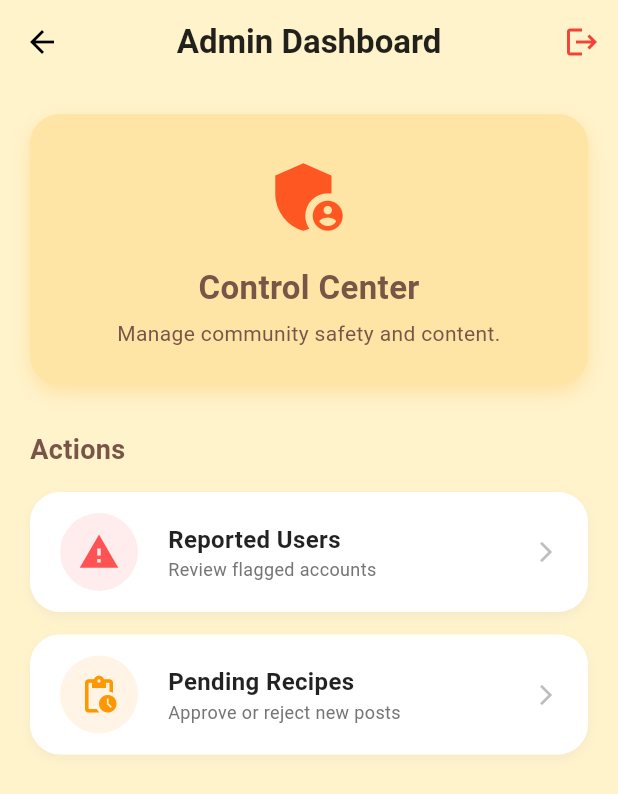
After one commit to yeekee0125-source/fyp_project2, a Flutter app: the AdminDashboard screen opened directly, on a phone screen of 412 x 824 dp. The commit adds this screen. Shown: the top 794 px of the screen. Run offline on Flutter 3.47's test engine with Material 3 defaults, Android fonts, the phone set to English and light mode, and no system bars; our stand-ins replace image_picker, sqflite, supabase_flutter; accounts and stored records are empty.

Commit message:
update version

```diff
--- /dev/null
+++ b/lib/admin_dashboard.dart
@@ -0,0 +1,216 @@
+import 'package:flutter/material.dart';
+import 'database_service.dart';
+import 'login.dart';
+import 'report_users.dart';
+import 'pending_recipes.dart';
+
+class AdminDashboard extends StatelessWidget {
+  const AdminDashboard({super.key});
+
+  @override
+  Widget build(BuildContext context) {
+    return Scaffold(
+      backgroundColor: const Color(0xFFFFF3CC), // Same background as Home
+      appBar: AppBar(
+        backgroundColor: const Color(0xFFFFF3CC),
+        elevation: 0,
+        centerTitle: true,
+        title: const Text(
+          'Admin Dashboard',
+          style: TextStyle(
+            color: Colors.black87,
+            fontWeight: FontWeight.bold,
+          ),
+        ),
+        iconTheme: const IconThemeData(color: Colors.black),
+        actions: [
+          IconButton(
+            icon: const Icon(Icons.logout, color: Colors.red),
+            onPressed: () async {
+              // 1. Log out from Supabase
+              await DatabaseService().logout();
+
+              // 2. Go back to Login Page
+              if (context.mounted) {
+                Navigator.pushAndRemoveUntil(
+                  context,
+                  MaterialPageRoute(builder: (_) => const LoginPage()),
+                      (route) => false,
+                );
+              }
+            },
+          ),
+        ],
+      ),
+      body: SingleChildScrollView(
+        padding: const EdgeInsets.all(20),
+        child: Column(
+          crossAxisAlignment: CrossAxisAlignment.start,
+          children: [
+
+            // 1. Admin Header Card
+            Container(
+              width: double.infinity,
+              padding: const EdgeInsets.all(25),
+              decoration: BoxDecoration(
+                color: const Color(0xFFFFE5A5),
+                borderRadius: BorderRadius.circular(20),
+                boxShadow: [
+                  BoxShadow(
+                    color: Colors.orange.withOpacity(0.2),
+                    blurRadius: 10,
+                    offset: const Offset(0, 5),
+                  ),
+                ],
+              ),
+              child: Column(
+                children: const [
+                  Icon(Icons.admin_panel_settings, size: 60, color: Colors.deepOrange),
+                  SizedBox(height: 15),
+                  Text(
+                    "Control Center",
+                    style: TextStyle(
+                      fontSize: 22,
+                      fontWeight: FontWeight.bold,
+                      color: Colors.brown,
+                    ),
+                  ),
+                  SizedBox(height: 5),
+                  Text(
+                    "Manage community safety and content.",
+                    textAlign: TextAlign.center,
+                    style: TextStyle(
+                      fontSize: 14,
+                      color: Colors.brown,
+                    ),
+                  ),
+                ],
+              ),
+            ),
+
+            const SizedBox(height: 30),
+
+            const Text(
+              "Actions",
+              style: TextStyle(
+                fontSize: 18,
+                fontWeight: FontWeight.bold,
+                color: Colors.brown,
+              ),
+            ),
+            const SizedBox(height: 15),
+
+            // 2. Reported Users Button (Red for Urgency)
+            _buildAdminButton(
+              context,
+              title: "Reported Users",
+              subtitle: "Review flagged accounts",
+              icon: Icons.report_problem,
+              color: Colors.redAccent,
+              onTap: () {
+                Navigator.push(
+                  context,
+                  MaterialPageRoute(builder: (_) => const AdminReportedUsers()),
+                );
+              },
+            ),
+
+            const SizedBox(height: 15),
+
+            // 3. Pending Recipes Button (Orange for Content)
+            _buildAdminButton(
+              context,
+              title: "Pending Recipes",
+              subtitle: "Approve or reject new posts",
+              icon: Icons.pending_actions,
+              color: Colors.orange,
+              onTap: () {
+                Navigator.push(
+                  context,
+                  MaterialPageRoute(builder: (_) => const AdminPendingRecipes()),
+                );
+              },
+            ),
+          ],
+        ),
+      ),
+    );
+  }
+
+  // Helper widget to make buttons look consistent and nice
+  Widget _buildAdminButton(BuildContext context, {
+    required String title,
+    required String subtitle,
+    required IconData icon,
+    required Color color,
+    required VoidCallback onTap,
+  }) {
+    return Container(
+      width: double.infinity,
+      height: 80,
+      decoration: BoxDecoration(
+        color: Colors.white,
+        borderRadius: BorderRadius.circular(20),
+        boxShadow: [
+          BoxShadow(
+            color: Colors.grey.withOpacity(0.1),
+            blurRadius: 5,
+            offset: const Offset(0, 3),
+          ),
+        ],
+      ),
+      child: Material(
+        color: Colors.transparent,
+        child: InkWell(
+          borderRadius: BorderRadius.circular(20),
+          onTap: onTap,
+          child: Padding(
+            padding: const EdgeInsets.symmetric(horizontal: 20),
+            child: Row(
+              children: [
+                // Icon Box
+                Container(
+                  padding: const EdgeInsets.all(12),
+                  decoration: BoxDecoration(
+                    color: color.withOpacity(0.1),
+                    shape: BoxShape.circle,
+                  ),
+                  child: Icon(icon, color: color, size: 28),
+                ),
+                const SizedBox(width: 20),
+
+                // Text Info
+                Expanded(
+                  child: Column(
+                    mainAxisAlignment: MainAxisAlignment.center,
+                    crossAxisAlignment: CrossAxisAlignment.start,
+                    children: [
+                      Text(
+                        title,
+                        style: const TextStyle(
+                          fontSize: 16,
+                          fontWeight: FontWeight.bold,
+                          color: Colors.black87,
+                        ),
+                      ),
+                      Text(
+                        subtitle,
+                        style: TextStyle(
+                          fontSize: 12,
+                          color: Colors.grey[600],
+                        ),
+                      ),
+                    ],
+                  ),
+                ),
+
+                // Arrow Icon
+                Icon(Icons.arrow_forward_ios, size: 16, color: Colors.grey[400]),
+              ],
+            ),
+          ),
+        ),
+      ),
+    );
+  }
+}
```
Also changed, not shown: lib/database_service.dart (+107 -42 lines), lib/home_page.dart (+116 -19 lines), lib/login.dart (+15 -6 lines), lib/main.dart (+66 -16 lines), lib/pending_recipes.dart (added, +51 -0 lines), lib/recipe_list.dart (+20 -3 lines), lib/recipe_model.dart (+12 -7 lines), lib/report_users.dart (added, +44 -0 lines).
